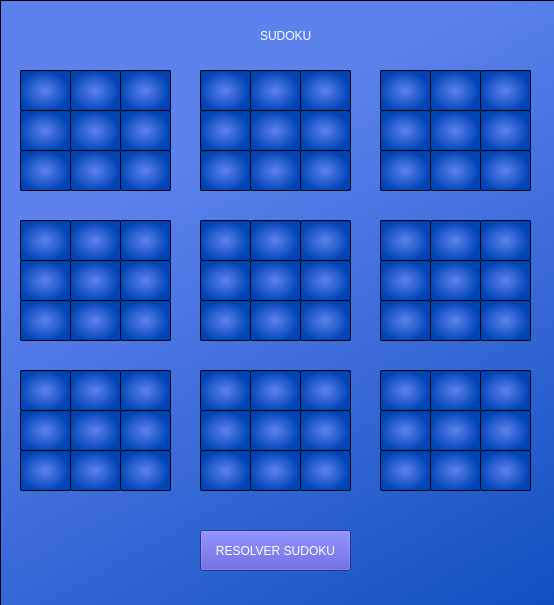
First picture: the form in Views/menu.ui, repository JuanChandoqui/IA-C1-Proyecto, before the edit.
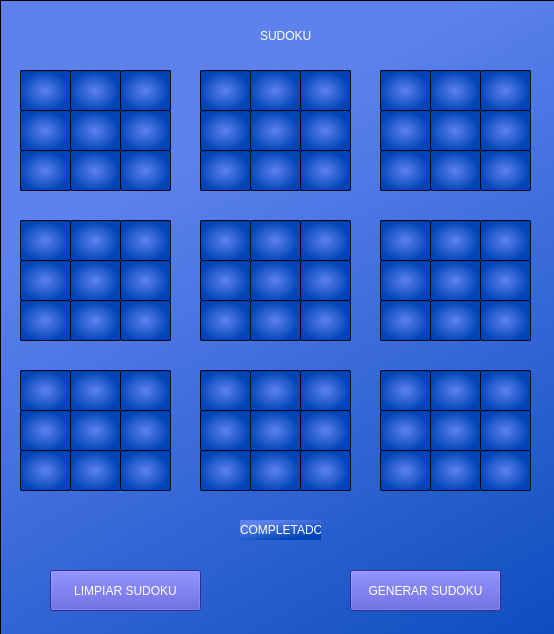
Second picture: the form after the edit.

The edit to the form file:
```diff
--- a/Views/menu.ui
+++ b/Views/menu.ui
@@ -7,7 +7,7 @@
     <x>0</x>
     <y>0</y>
     <width>554</width>
-    <height>605</height>
+    <height>634</height>
    </rect>
   </property>
   <property name="windowTitle">
@@ -2818,8 +2818,8 @@
     <widget class="QPushButton" name="pushButton_ResolverSudoku">
      <property name="geometry">
       <rect>
-       <x>200</x>
-       <y>530</y>
+       <x>350</x>
+       <y>570</y>
        <width>151</width>
        <height>41</height>
       </rect>
@@ -2830,7 +2830,44 @@
 color: rgb(255, 255, 255);</string>
      </property>
      <property name="text">
-      <string>RESOLVER SUDOKU</string>
+      <string>GENERAR SUDOKU</string>
+     </property>
+    </widget>
+    <widget class="QLabel" name="label_analizando">
+     <property name="enabled">
+      <bool>true</bool>
+     </property>
+     <property name="geometry">
+      <rect>
+       <x>240</x>
+       <y>520</y>
+       <width>81</width>
+       <height>20</height>
+      </rect>
+     </property>
+     <property name="styleSheet">
+      <string notr="true">color: rgb(255, 255, 255);</string>
+     </property>
+     <property name="text">
+      <string>COMPLETADO</string>
+     </property>
+    </widget>
+    <widget class="QPushButton" name="pushButton_limpiarSudoku">
+     <property name="geometry">
+      <rect>
+       <x>50</x>
+       <y>570</y>
+       <width>151</width>
+       <height>41</height>
+      </rect>
+     </property>
+     <property name="styleSheet">
+      <string notr="true">background-color: rgb(67, 67, 202);
+font: 87 italic 8pt &quot;Segoe UI Black&quot;;
+color: rgb(255, 255, 255);</string>
+     </property>
+     <property name="text">
+      <string>LIMPIAR SUDOKU</string>
      </property>
     </widget>
    </widget>
```
Left out of the diff: 810 changed lines with no effect on the pictures.
